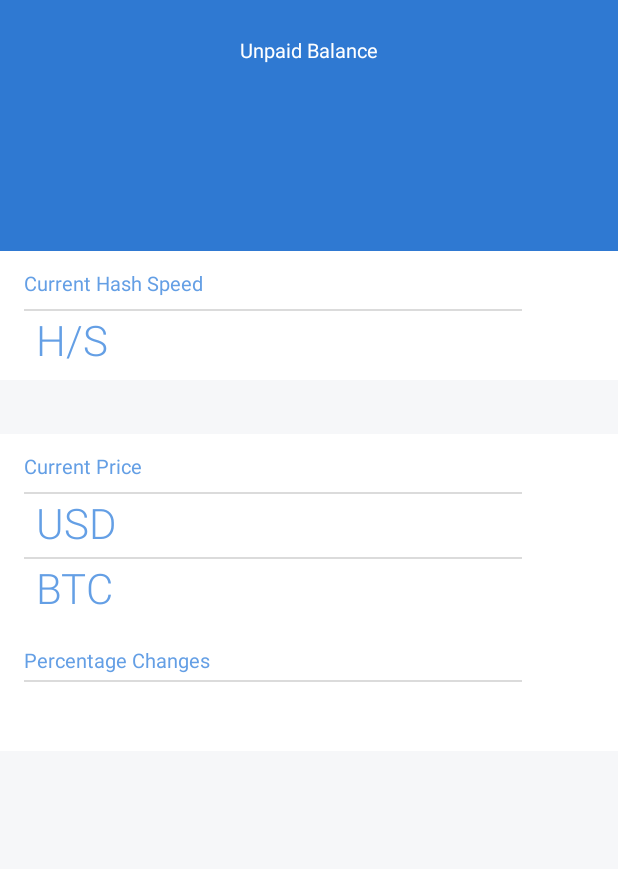
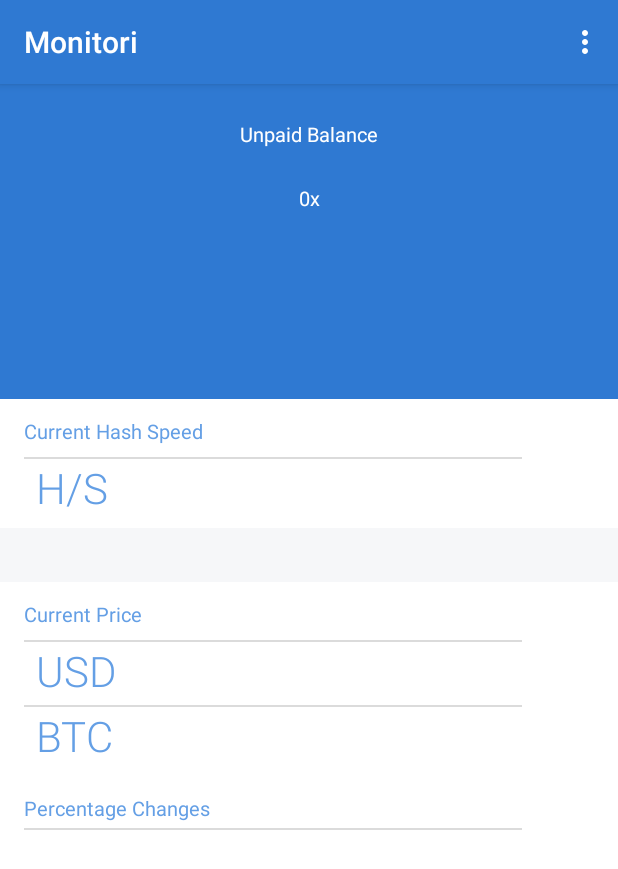
Before and after one commit to APiZFiBlockChain4/ElectroneumDashboard, an Android app: the screen it shows after launch (MainActivity), on a phone screen of 412 x 824 dp. Shown: the top 869 px of the screen. Run offline under Robolectric (Android 15) with nearby library versions, the phone set to English and light mode, and no system bars.

Commit message:
Shared Preference Successfully Implemented Able to support more than one address Problem: - Network what if the wallet address is broken? Need to fix

```diff
--- a/app/build.gradle
+++ b/app/build.gradle
@@ -25,4 +25,5 @@ dependencies {
     testImplementation 'junit:junit:4.12'
     androidTestImplementation 'com.android.support.test:runner:1.0.1'
     androidTestImplementation 'com.android.support.test.espresso:espresso-core:3.0.1'
+    compile 'com.android.support:preference-v7:26.1.0'
 }
--- a/app/src/main/java/com/example/joes/electroneumwallet/MainActivity.java
+++ b/app/src/main/java/com/example/joes/electroneumwallet/MainActivity.java
@@ -1,9 +1,15 @@
 package com.example.joes.electroneumwallet;
 
 
+import android.content.Intent;
+import android.content.SharedPreferences;
+import android.preference.PreferenceManager;
 import android.support.v7.app.AppCompatActivity;
 import android.os.Bundle;
 
+import android.util.Log;
+import android.view.Menu;
+import android.view.MenuItem;
 import android.widget.TextView;
 import java.net.MalformedURLException;
 import java.text.DecimalFormat;
@@ -17,6 +23,7 @@ public class MainActivity extends AppCompatActivity {
     private static TextView Current_ETN_TimeDif;
     private static TextView Unpaid_USD_Balance;
     private static TextView Unpaid_BTC_Balance;
+    private static TextView Address;
 
 
 
@@ -24,6 +31,7 @@ public class MainActivity extends AppCompatActivity {
     protected void onCreate(Bundle savedInstanceState) {
         super.onCreate(savedInstanceState);
         setContentView(R.layout.activity_main);
+        setupSharedPreferences();
         Current_ETN_Price_USD_TextView = findViewById(R.id.tv_current_price_usd);
         Current_ETN_Price_BTC_TextView = findViewById(R.id.tv_current_price_btc);
         Current_ETN_Price_Change = findViewById(R.id.tv_current_price_changes);
@@ -41,6 +49,16 @@ public class MainActivity extends AppCompatActivity {
         }
     }
 
+    private void setupSharedPreferences() {
+        SharedPreferences sharedPreferences = PreferenceManager.getDefaultSharedPreferences(this);
+        String AddressName = sharedPreferences.getString(getString(R.string.pref_wallet_address_key), getString(R.string.pref_wallet_address_default));
+        Log.i("Address Status", AddressName);
+        Address = findViewById(R.id.Address);
+        NetworkUtils.URLCreator(AddressName);
+        Address.setText(AddressName);
+
+    }
+
      public static void UpdateUIWithData() {
         Current_ETN_Price_USD_TextView.setText(JSONUtil.ETN_to_USD);
         Current_ETN_Price_BTC_TextView.setText(JSONUtil.ETN_to_BTC);
@@ -48,7 +66,9 @@ public class MainActivity extends AppCompatActivity {
         Current_ETN_MineSpeed.setText(JSONUtil.Mine_HashRate);
         Current_ETN_Balance.setText(JSONUtil.Mine_Balance);
         Current_ETN_TimeDif.setText(JSONUtil.Mine_LastUpdate);
+         Log.i("Mine Lenght", "AA" + String.valueOf(JSONUtil.Mine_Balance));
         Double Mine_Balance_Float = Double.parseDouble(JSONUtil.Mine_Balance.substring(0, JSONUtil.Mine_Balance.length()-4));
+
         Double ETN_to_USD_Float = Double.parseDouble(JSONUtil.ETN_to_USD) * Mine_Balance_Float;
         Double ETN_to_BTC_Float = Double.parseDouble(JSONUtil.ETN_to_BTC) * Mine_Balance_Float;
         DecimalFormat df = new DecimalFormat("#");
@@ -68,5 +88,30 @@ public class MainActivity extends AppCompatActivity {
         Unpaid_BTC_Balance.setText("");
     }
 
+    @Override
+    public boolean onCreateOptionsMenu(Menu menu) {
+        getMenuInflater().inflate(R.menu.main,menu);
+        return true;
+    }
 
+    @Override
+    public boolean onOptionsItemSelected(MenuItem item) {
+        int IDGathered = item.getItemId();
+        if (IDGathered == R.id.action_refresh) {
+            try {
+                NetworkUtils.GetNetworkData();
+                return true;
+            } catch (MalformedURLException e) {
+                e.printStackTrace();
+            }
+        }
+
+        else if (IDGathered == R.id.action_settings) {
+            Intent startSettingsActivity = new Intent(this, SettingActivity.class);
+            startActivity(startSettingsActivity);
+            return true;
+        }
+
+        return super.onOptionsItemSelected(item);
+    }
 }
--- a/app/src/main/java/com/example/joes/electroneumwallet/NetworkUtils.java
+++ b/app/src/main/java/com/example/joes/electroneumwallet/NetworkUtils.java
@@ -1,6 +1,7 @@
 package com.example.joes.electroneumwallet;
 
 import android.os.AsyncTask;
+import android.util.Log;
 
 
 import org.json.JSONException;
@@ -20,22 +21,30 @@ import java.util.Scanner;
 
 class NetworkUtils {
     // URL Needed for Data Gathering
-    private static String ELECTRONEUM_WALLET_ADDRESS = "etnkDUYrWk78m2LcTiB2WoZrmW25igTvj1oHTQ7fLyJqewp8Bs9BPGm6KEmEFyyjSrEmc2bTgexjcYGqNBmQZkyt3qVSomQt3s";
+    public static String ELECTRONEUM_WALLET_ADDRESS;
+
+
+
     private static String BASE_ELECTRONEUM  = "https://api.etn.spacepools.org/v1";
-    private static String STATS_MINING_ADDRESS = BASE_ELECTRONEUM + "/stats/address/" + ELECTRONEUM_WALLET_ADDRESS;
     private static String ELECTRONEUM_PRICE_TICKER = "https://api.coinmarketcap.com/v1/ticker/electroneum/";
 
-
+    public static String STATS_MINING_ADDRESS;
     private static String TEMPORARY_URL = "";
     private static final String DONE_URL = "DONE";
 
 
     static void GetNetworkData() throws MalformedURLException {
+
+        Log.i("Current Info", "Address: " + STATS_MINING_ADDRESS);
         URL STATS_MINING_ADDRESS_URL = new URL(STATS_MINING_ADDRESS);
         URL ETN_PRICE_TICKER_URL = new URL(ELECTRONEUM_PRICE_TICKER);
 
         new MiningAsyncTask().execute(STATS_MINING_ADDRESS_URL);
         new MiningAsyncTask().execute(ETN_PRICE_TICKER_URL);
+    }
+
+    static void URLCreator(String ELECTRONEUM_WALLET_ADDRESS) {
+        STATS_MINING_ADDRESS = BASE_ELECTRONEUM + "/stats/address/" + ELECTRONEUM_WALLET_ADDRESS;
     }
 
 
--- a/app/src/main/res/layout/activity_main.xml
+++ b/app/src/main/res/layout/activity_main.xml
@@ -20,11 +20,23 @@
 
 
         <TextView
-            android:id="@+id/textView"
+        android:id="@+id/textView"
+        android:layout_width="match_parent"
+        android:layout_height="wrap_content"
+        android:layout_marginTop="24dp"
+        android:text="Unpaid Balance"
+        android:textAlignment="center"
+        android:textColor="@android:color/white"
+        android:textSize="13sp"
+        app:layout_constraintTop_toTopOf="parent" />
+
+
+        <TextView
+            android:id="@+id/Address"
             android:layout_width="match_parent"
             android:layout_height="wrap_content"
             android:layout_marginTop="24dp"
-            android:text="Unpaid Balance"
+            android:text="Address"
             android:textAlignment="center"
             android:textColor="@android:color/white"
             android:textSize="13sp"
--- /dev/null
+++ b/app/src/main/res/menu/main.xml
@@ -0,0 +1,17 @@
+<?xml version="1.0" encoding="utf-8"?>
+<menu xmlns:android="http://schemas.android.com/apk/res/android"
+    xmlns:app="http://schemas.android.com/apk/res-auto">
+    <item
+        android:id="@+id/action_refresh"
+        android:title="Refresh"
+        android:orderInCategory="1"
+        app:showAsAction="never"
+        />
+
+    <item
+        android:id="@+id/action_settings"
+        android:orderInCategory="2"
+        android:title="Settings"
+        app:showAsAction="never"
+        />
+</menu>
--- /dev/null
+++ b/app/src/main/res/values-v21/styles.xml
@@ -0,0 +1,4 @@
+<?xml version="1.0" encoding="utf-8"?>
+<resources>
+
+</resources>
--- a/app/src/main/res/values/colors.xml
+++ b/app/src/main/res/values/colors.xml
@@ -1,6 +1,6 @@
 <?xml version="1.0" encoding="utf-8"?>
 <resources>
-    <color name="colorPrimary">#212121</color>
+    <color name="colorPrimary">#2F79D2</color>
     <color name="colorPrimaryDark">#E0E0E0</color>
     <color name="colorAccent">#FF4081</color>
 </resources>
--- a/app/src/main/res/values/strings.xml
+++ b/app/src/main/res/values/strings.xml
@@ -1,3 +1,7 @@
 <resources>
     <string name="app_name">Monitori</string>
+
+    <string name="pref_wallet_address_label">Wallet Address</string>
+    <string name="pref_wallet_address_key" translatable="false">WalletAddress</string>
+    <string name="pref_wallet_address_default" translatable="false">0x</string>
 </resources>
--- a/app/src/main/res/values/styles.xml
+++ b/app/src/main/res/values/styles.xml
@@ -1,9 +1,10 @@
 <?xml version="1.0" encoding="utf-8"?>
 <resources>
-    <style name="AppTheme.NoActionBar" parent="Theme.AppCompat.Light.DarkActionBar">
-        <item name="windowActionBar">false</item>
-        <item name="windowNoTitle">false</item>
-        <item name="android:windowFullscreen">false</item>
+    <style name="AppTheme" parent="Theme.AppCompat.Light.DarkActionBar">
+        <item name="colorPrimary">@color/colorPrimary</item>
+        <item name="colorPrimaryDark">@color/colorPrimaryDark</item>
+        <item name="colorAccent">@color/colorAccent</item>
+        <item name="preferenceTheme">@style/PreferenceThemeOverlay</item>
     </style>
 
 </resources>
```
Also changed, not shown: app/src/main/AndroidManifest.xml (+17 -4 lines), app/src/main/java/com/example/joes/electroneumwallet/JSONUtil.java (+9 -4 lines), app/src/main/java/com/example/joes/electroneumwallet/SettingActivity.java (added, +32 -0 lines), app/src/main/java/com/example/joes/electroneumwallet/SettingFragment.java (added, +97 -0 lines), app/src/main/res/xml/pref_setting.xml (added, +8 -0 lines).
